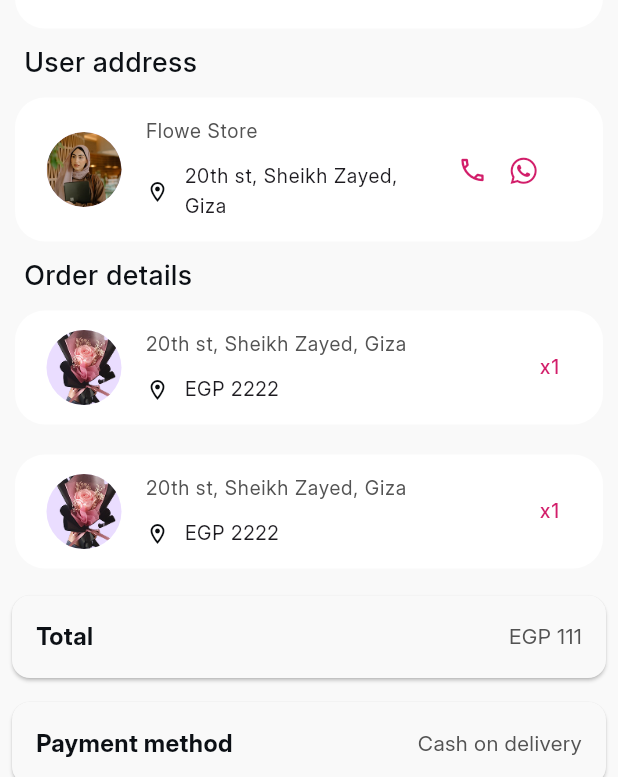
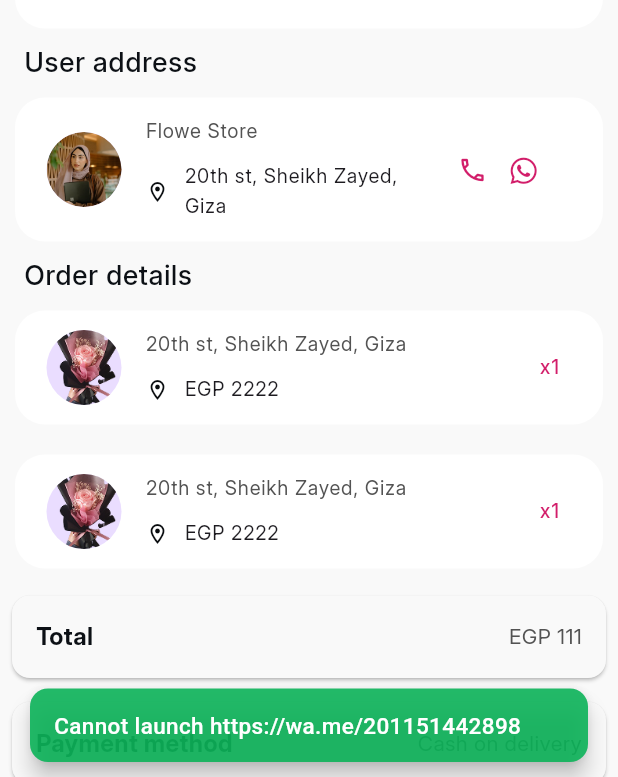
Before and after one commit to rafify2711/Traking-App, a Flutter app: the OrderDetailsView screen opened by its route, after a tap on an icon or button, on a phone screen of 412 x 824 dp, the part 459-1236 px from its top. Run offline on Flutter 3.47's test engine with Material 3 defaults, Android fonts, the phone set to English and light mode, and no system bars; drawn by our look-alikes of step_progress_indicator; our stand-ins replace bloc, dio, easy_localization, equatable, firebase_core, flutter_bloc and 8 more; accounts and stored records are empty; generated files the repository leaves out were written again.

Commit message:
feat: add URL launching functionality for phone and WhatsApp in CustomCardWidget

```diff
--- a/lib/core/utils/helper_func/url_launcher.dart
+++ b/lib/core/utils/helper_func/url_launcher.dart
@@ -5,9 +5,9 @@ import 'package:url_launcher/url_launcher.dart';
 
 Future<void> launchCustomUrl(BuildContext context, String? url) async {
   if (url != null) {
-    final Uri url0 = Uri.parse(url);
-    if (await canLaunchUrl(url0)) {
-      !await launchUrl(url0);
+    final Uri newUrl = Uri.parse(url);
+    if (await canLaunchUrl(newUrl)) {
+      await launchUrl(newUrl);
     } else {
       showSnackBar(context, 'Cannot launch $url');
     }
--- a/lib/features/home/presentation/widgets/custom_card_widget.dart
+++ b/lib/features/home/presentation/widgets/custom_card_widget.dart
@@ -2,14 +2,15 @@ import 'package:flutter/material.dart';
 import 'package:font_awesome_flutter/font_awesome_flutter.dart';
 import 'package:tracking_app/core/utils/app_text_styles.dart';
 import 'package:tracking_app/core/utils/colors.dart';
+import 'package:tracking_app/core/utils/helper_func/url_launcher.dart';
 
 class CustomCardWidget extends StatelessWidget {
-  bool withTrailing;
-  String imagePath;
-  String title;
-  String addressOrPriceText;
-  String numberOfOrder;
-  CustomCardWidget({
+  final bool withTrailing;
+  final String imagePath;
+  final String title;
+  final String addressOrPriceText;
+  final String numberOfOrder;
+  const CustomCardWidget({
     super.key,
     required this.withTrailing,
     required this.imagePath,
@@ -20,6 +21,8 @@ class CustomCardWidget extends StatelessWidget {
 
   @override
   Widget build(BuildContext context) {
+    String phoneNumber = "tel:+201151442898";
+    String whatsAppUrl = "https://wa.me/201151442898";
     return Column(
       crossAxisAlignment: CrossAxisAlignment.start,
 
@@ -74,7 +77,9 @@ class CustomCardWidget extends StatelessWidget {
                       child: Row(
                         children: [
                           InkWell(
-                            onTap: () {},
+                            onTap: () async {
+                              await launchCustomUrl(context, phoneNumber);
+                            },
                             child: const Icon(
                               Icons.local_phone_outlined,
                               color: PalletsColors.mainColorBase,
@@ -87,14 +92,18 @@ class CustomCardWidget extends StatelessWidget {
                               color: PalletsColors.mainColorBase,
                               size: 20,
                             ),
-                            onPressed: () {},
+                            onPressed: () async {
+                              await launchCustomUrl(context, whatsAppUrl);
+                            },
                           ),
                         ],
                       ),
                     )
                     : Text(
                       numberOfOrder,
-                      style: TextStyle(color: PalletsColors.mainColorBase),
+                      style: const TextStyle(
+                        color: PalletsColors.mainColorBase,
+                      ),
                     ),
           ),
         ),
```
Also changed, not shown: 2 other files.
